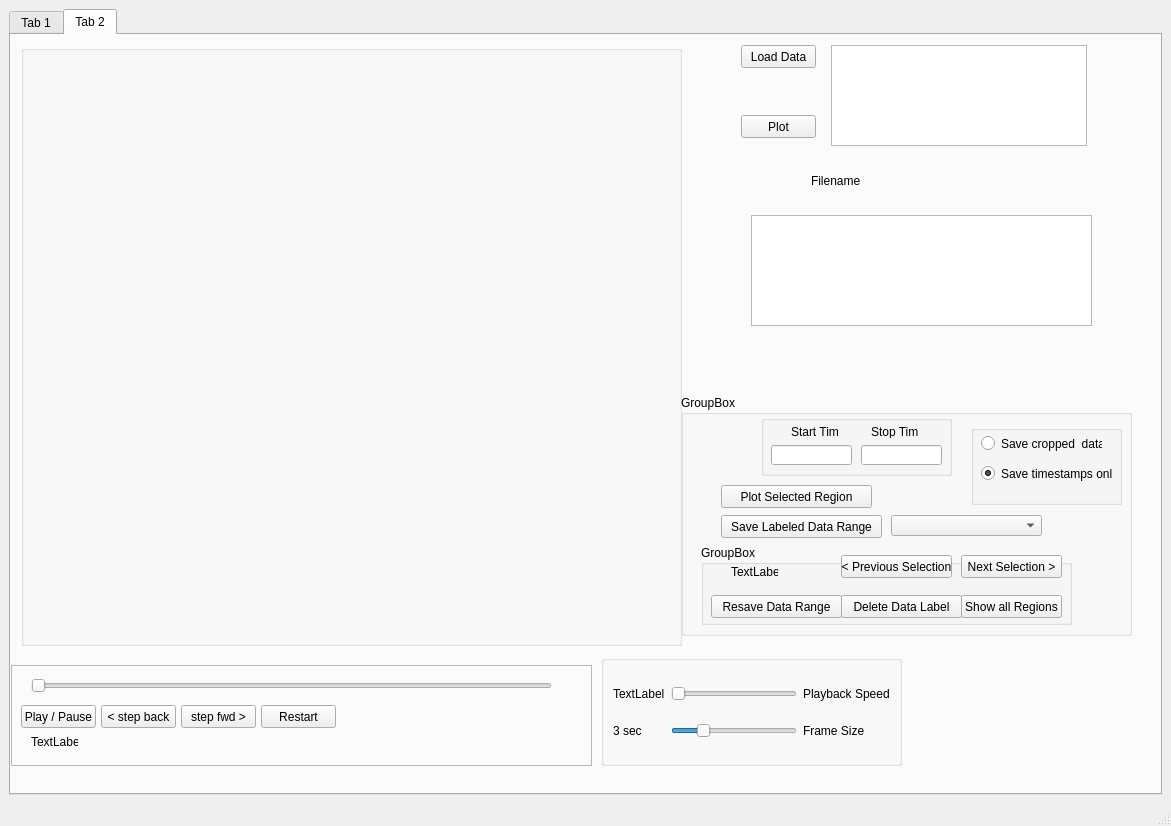
po2198/QS_TimeTrace_GUI_Movies, file GUI.ui: the form before one commit.
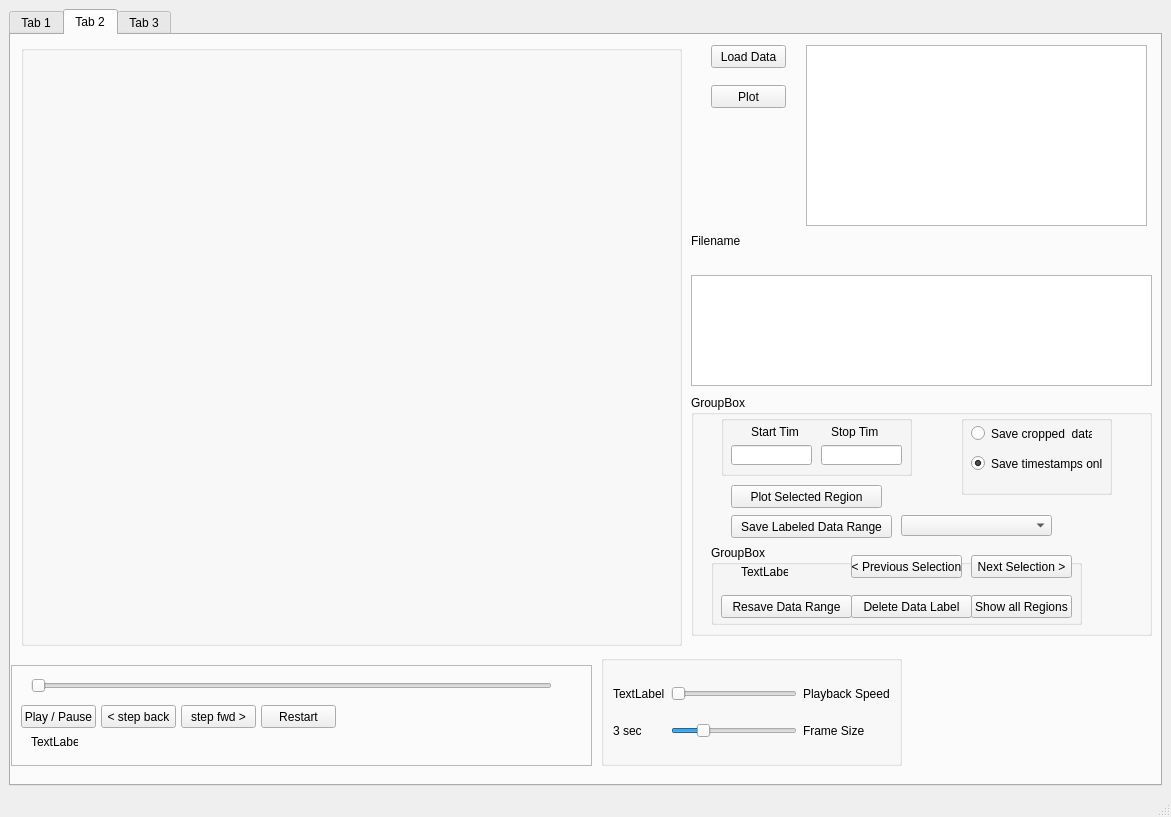
The form after the commit. Custom widgets are drawn as their Qt base class.

The edit to the form file:
```diff
--- a/GUI.ui
+++ b/GUI.ui
@@ -7,7 +7,7 @@
     <x>0</x>
     <y>0</y>
     <width>1171</width>
-    <height>826</height>
+    <height>817</height>
    </rect>
   </property>
   <property name="windowTitle">
@@ -32,7 +32,7 @@
        <widget class="QPushButton" name="loadDataButton">
         <property name="geometry">
          <rect>
-          <x>730</x>
+          <x>700</x>
           <y>10</y>
           <width>75</width>
           <height>23</height>
@@ -59,7 +59,7 @@
           <rect>
            <x>10</x>
            <y>10</y>
-           <width>441</width>
+           <width>421</width>
            <height>191</height>
           </rect>
          </property>
@@ -77,7 +77,7 @@
         <widget class="PlotWidget" name="histogram_plot" native="true">
          <property name="geometry">
           <rect>
-           <x>460</x>
+           <x>440</x>
            <y>10</y>
            <width>211</width>
            <height>191</height>
@@ -263,8 +263,8 @@
        <widget class="QLabel" name="filename_label">
         <property name="geometry">
          <rect>
-          <x>800</x>
-          <y>120</y>
+          <x>680</x>
+          <y>180</y>
           <width>261</width>
           <height>51</height>
          </rect>
@@ -276,18 +276,18 @@
        <widget class="QTreeView" name="treeView">
         <property name="geometry">
          <rect>
-          <x>820</x>
+          <x>795</x>
           <y>10</y>
-          <width>256</width>
-          <height>101</height>
+          <width>341</width>
+          <height>181</height>
          </rect>
         </property>
        </widget>
        <widget class="QPushButton" name="plotButton">
         <property name="geometry">
          <rect>
-          <x>730</x>
-          <y>80</y>
+          <x>700</x>
+          <y>50</y>
           <width>75</width>
           <height>23</height>
          </rect>
@@ -299,9 +299,9 @@
        <widget class="QTextEdit" name="textEdit">
         <property name="geometry">
          <rect>
-          <x>740</x>
-          <y>180</y>
-          <width>341</width>
+          <x>680</x>
+          <y>240</y>
+          <width>461</width>
           <height>111</height>
          </rect>
         </property>
@@ -309,9 +309,9 @@
        <widget class="QGroupBox" name="groupBox_5">
         <property name="geometry">
          <rect>
-          <x>670</x>
+          <x>680</x>
           <y>360</y>
-          <width>451</width>
+          <width>461</width>
           <height>241</height>
          </rect>
         </property>
@@ -321,8 +321,8 @@
         <widget class="QGroupBox" name="groupBox_3">
          <property name="geometry">
           <rect>
-           <x>290</x>
-           <y>30</y>
+           <x>270</x>
+           <y>20</y>
            <width>151</width>
            <height>80</height>
           </rect>
@@ -369,7 +369,7 @@
         <widget class="QGroupBox" name="groupBox_4">
          <property name="geometry">
           <rect>
-           <x>80</x>
+           <x>30</x>
            <y>20</y>
            <width>191</width>
            <height>61</height>
@@ -554,6 +554,11 @@
         </widget>
        </widget>
       </widget>
+      <widget class="QWidget" name="tab_3">
+       <attribute name="title">
+        <string>Tab 3</string>
+       </attribute>
+      </widget>
      </widget>
     </item>
    </layout>
```
Left out of the diff: 6 changed lines with no effect on the pictures.
